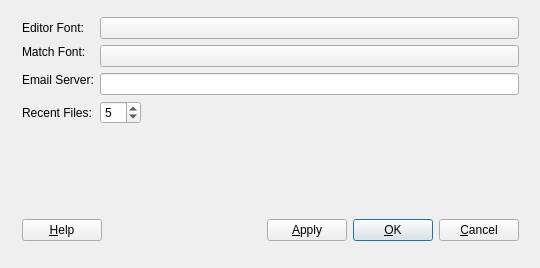
Qt form modules/prefsBA.ui (luksan/kodos) before a commit.
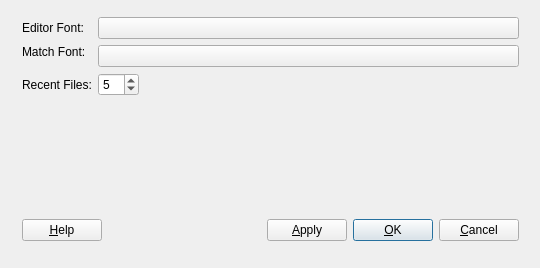
The same form after that commit.

Commit message: Remove the email server config item and the associated code

```diff
--- a/modules/prefsBA.ui
+++ b/modules/prefsBA.ui
@@ -68,26 +68,7 @@
         </property>
        </widget>
       </item>
-      <item row="3" column="1" colspan="3">
-       <widget class="QLineEdit" name="emailServerEdit"/>
-      </item>
-      <item row="2" column="0" rowspan="2">
-       <widget class="QLabel" name="TextLabel1_2Emaii">
-        <property name="sizePolicy">
-         <sizepolicy hsizetype="Fixed" vsizetype="Minimum">
-          <horstretch>0</horstretch>
-          <verstretch>0</verstretch>
-         </sizepolicy>
-        </property>
-        <property name="text">
-         <string>Email Server:</string>
-        </property>
-        <property name="wordWrap">
-         <bool>false</bool>
-        </property>
-       </widget>
-      </item>
-      <item row="4" column="0">
+      <item row="3" column="0">
        <widget class="QLabel" name="TextLabel1_2">
         <property name="sizePolicy">
          <sizepolicy hsizetype="Fixed" vsizetype="Minimum">
@@ -103,7 +84,7 @@
         </property>
        </widget>
       </item>
-      <item row="4" column="2" colspan="2">
+      <item row="3" column="2" colspan="2">
        <spacer name="Spacer1_2">
         <property name="orientation">
          <enum>Qt::Horizontal</enum>
@@ -119,7 +100,7 @@
         </property>
        </spacer>
       </item>
-      <item row="4" column="1">
+      <item row="3" column="1">
        <widget class="QSpinBox" name="recentFilesSpinBox">
         <property name="sizePolicy">
          <sizepolicy hsizetype="Fixed" vsizetype="Fixed">
```
Left out of the diff: 1 changed line with no effect on the pictures. The commit also changes 1 other file.
